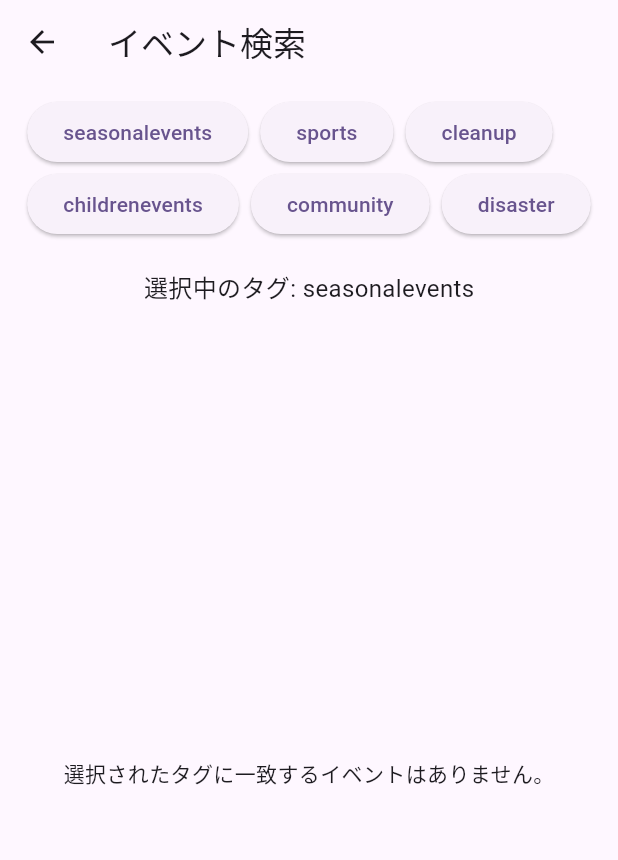
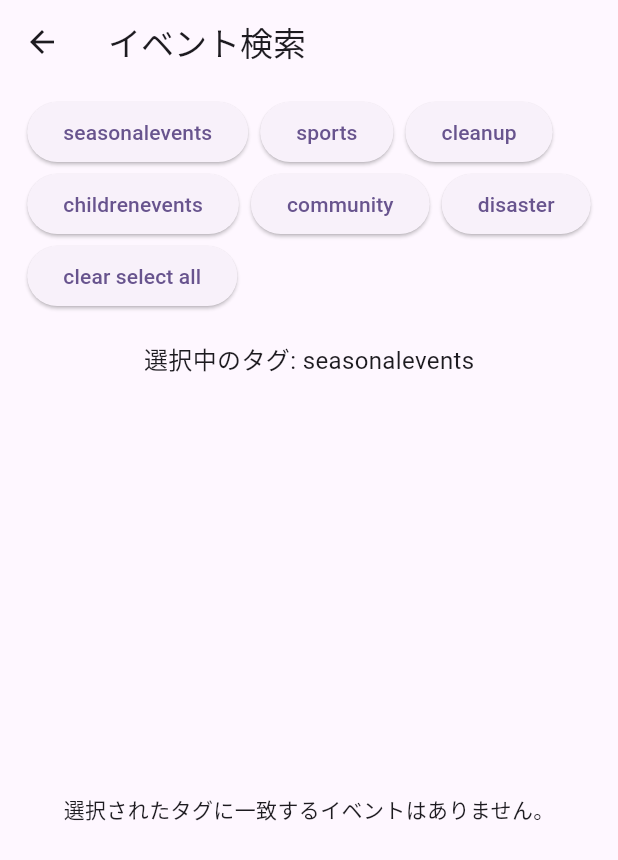
Before and after one commit to jfngnewanfeiak/flutter_calendar, a Flutter app: the SearchEventsPage screen opened directly, after a tap on "seasonalevents", on a phone screen of 412 x 824 dp. Shown: the top 860 px of the screen. Run offline on Flutter 3.47's test engine with Material 3 defaults, Android fonts, the phone set to English and light mode, and no system bars; our stand-ins replace flutter_hooks, flutter_riverpod, hooks_riverpod, riverpod_annotation, table_calendar; missing offline and left inert: textfield_tags; generated files the repository leaves out were written again.

Commit message:
[fix] 一度タグを選択したときに選択を取り消せるように修正

```diff
--- a/lib/search_events.dart
+++ b/lib/search_events.dart
@@ -11,7 +11,7 @@ class SearchEventsPage extends HookConsumerWidget {
     final eventProvider = ref.watch(tableCalendarEventControllerProvider);
     final init_events = ref.read(tableCalendarEventControllerProvider);
     // タグとイベントデータ
-    final tags = ["seasonalevents", "sports", "cleanup", "childrenevents", "community", "disaster"];
+    final tags = ["seasonalevents", "sports", "cleanup", "childrenevents", "community", "disaster","clear select all"];
     final events = [
       {"title": "Community Cleanup", "tags": ["cleanup", "community"]},
       {"title": "Local Sports Day", "tags": ["sports", "childrenevents"]},
@@ -29,9 +29,16 @@ class SearchEventsPage extends HookConsumerWidget {
     void filterEvents(String tag) {
       final events_info = ref.read(tableCalendarEventControllerProvider);
       selectedTag.value = tag;
-      filteredEvents.value = events_info.where((event_info){
+      if (tag == "clear select all"){
+        // filteredEvents.value = events_info.EventCategory;
+        filteredEvents.value = events_info;
+
+      }else{
+          filteredEvents.value = events_info.where((event_info){
         return event_info.eventCategory.contains(tag);
       }).toList();
+      }
+
     }
 
     return Scaffold(
```
